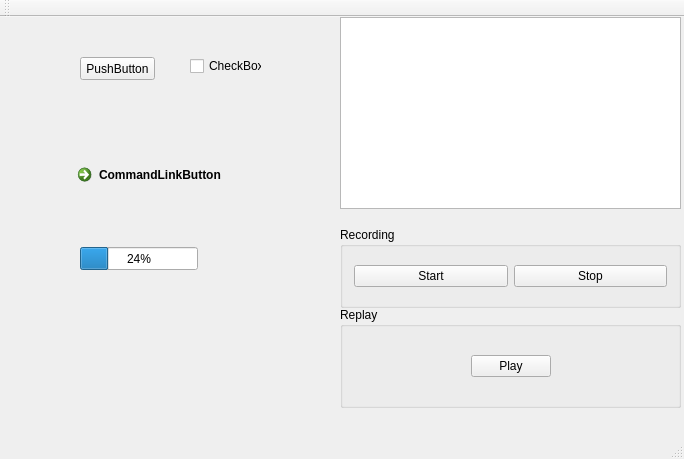
Above: eventsender/eventsender.ui from sashao/martlet before the change. Below: the same form after it.
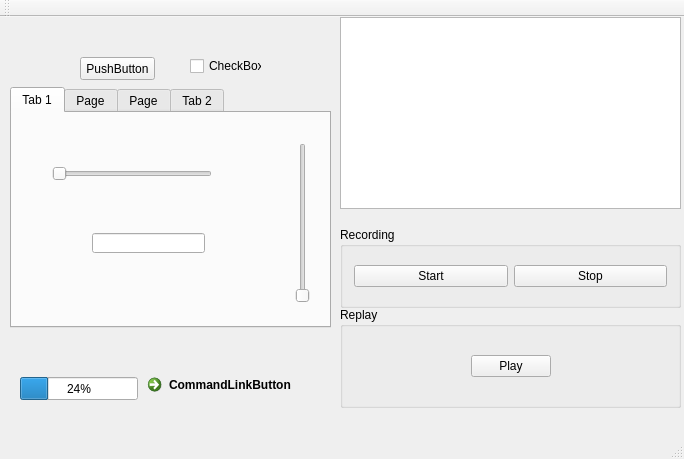
That is the form after the change.

```diff
--- a/eventsender/eventsender.ui
+++ b/eventsender/eventsender.ui
@@ -42,8 +42,8 @@
    <widget class="QCommandLinkButton" name="commandLinkButton" >
     <property name="geometry" >
      <rect>
-      <x>70</x>
-      <y>140</y>
+      <x>140</x>
+      <y>350</y>
       <width>168</width>
       <height>41</height>
      </rect>
@@ -55,8 +55,8 @@
    <widget class="QProgressBar" name="progressBar" >
     <property name="geometry" >
      <rect>
-      <x>80</x>
-      <y>230</y>
+      <x>20</x>
+      <y>360</y>
       <width>118</width>
       <height>23</height>
      </rect>
@@ -152,6 +152,145 @@
      </item>
     </layout>
    </widget>
+   <widget class="QTabWidget" name="tabWidget" >
+    <property name="geometry" >
+     <rect>
+      <x>10</x>
+      <y>70</y>
+      <width>321</width>
+      <height>241</height>
+     </rect>
+    </property>
+    <property name="currentIndex" >
+     <number>0</number>
+    </property>
+    <widget class="QWidget" name="tab" >
+     <attribute name="title" >
+      <string>Tab 1</string>
+     </attribute>
+     <widget class="QSlider" name="horizontalSlider" >
+      <property name="geometry" >
+       <rect>
+        <x>40</x>
+        <y>50</y>
+        <width>160</width>
+        <height>21</height>
+       </rect>
+      </property>
+      <property name="orientation" >
+       <enum>Qt::Horizontal</enum>
+      </property>
+     </widget>
+     <widget class="QSlider" name="verticalSlider" >
+      <property name="geometry" >
+       <rect>
+        <x>280</x>
+        <y>30</y>
+        <width>21</width>
+        <height>160</height>
+       </rect>
+      </property>
+      <property name="orientation" >
+       <enum>Qt::Vertical</enum>
+      </property>
+     </widget>
+     <widget class="QLineEdit" name="lineEdit" >
+      <property name="geometry" >
+       <rect>
+        <x>80</x>
+        <y>120</y>
+        <width>113</width>
+        <height>20</height>
+       </rect>
+      </property>
+     </widget>
+    </widget>
+    <widget class="QWidget" name="tab_4" >
+     <attribute name="title" >
+      <string>Page</string>
+     </attribute>
+     <layout class="QVBoxLayout" name="verticalLayout" >
+      <item>
+       <widget class="QPlainTextEdit" name="plainTextEdit" />
+      </item>
+     </layout>
+    </widget>
+    <widget class="QWidget" name="tab_3" >
+     <attribute name="title" >
+      <string>Page</string>
+     </attribute>
+     <widget class="QCalendarWidget" name="calendarWidget" >
+      <property name="geometry" >
+       <rect>
+        <x>50</x>
+        <y>30</y>
+        <width>200</width>
+        <height>148</height>
+       </rect>
+      </property>
+     </widget>
+    </widget>
+    <widget class="QWidget" name="tab_2" >
+     <attribute name="title" >
+      <string>Tab 2</string>
+     </attribute>
+     <widget class="QComboBox" name="comboBox" >
+      <property name="geometry" >
+       <rect>
+        <x>30</x>
+        <y>20</y>
+        <width>161</width>
+        <height>22</height>
+       </rect>
+      </property>
+      <item>
+       <property name="text" >
+        <string>New Item</string>
+       </property>
+      </item>
+      <item>
+       <property name="text" >
+        <string>New Item</string>
+       </property>
+      </item>
+      <item>
+       <property name="text" >
+        <string>New Item</string>
+       </property>
+      </item>
+      <item>
+       <property name="text" >
+        <string>New Item</string>
+       </property>
+      </item>
+      <item>
+       <property name="text" >
+        <string>New Item</string>
+       </property>
+      </item>
+      <item>
+       <property name="text" >
+        <string>New Item</string>
+       </property>
+      </item>
+      <item>
+       <property name="text" >
+        <string>New Item</string>
+       </property>
+      </item>
+     </widget>
+     <widget class="QTimeEdit" name="timeEdit" >
+      <property name="geometry" >
+       <rect>
+        <x>170</x>
+        <y>60</y>
+        <width>118</width>
+        <height>22</height>
+       </rect>
+      </property>
+     </widget>
+    </widget>
+   </widget>
   </widget>
   <widget class="QMenuBar" name="menuBar" >
    <property name="geometry" >
```
